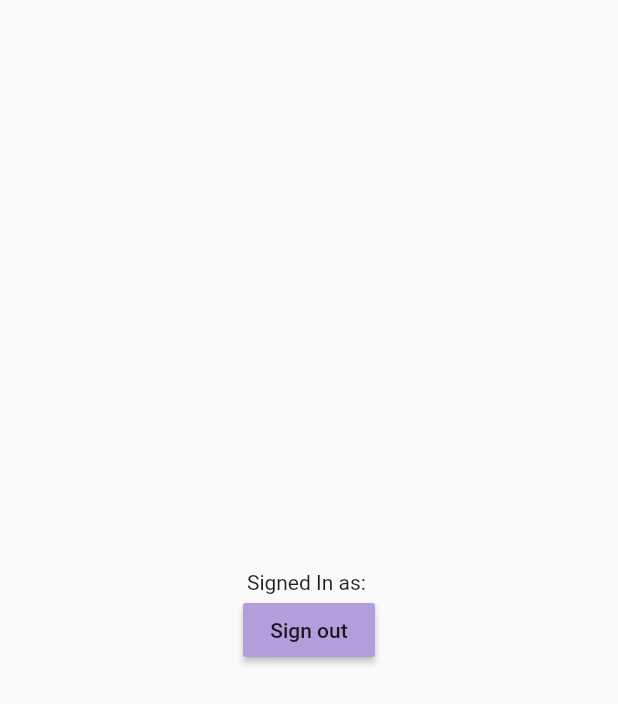
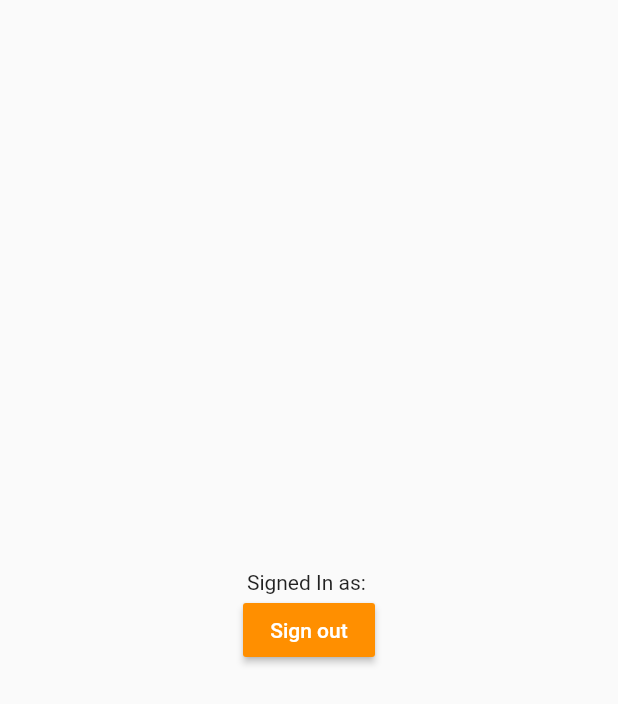
Before and after one commit to bralash/flutter_firebase_auth, a Flutter app: the screen it shows once a user with an empty profile is signed in, after a tap on "Sign out", on a phone screen of 412 x 824 dp. Shown: the top 704 px of the screen. Run offline on Flutter 3.47's test engine with Material 2 defaults, Android fonts, the phone set to English and light mode, and no system bars; our stand-ins replace cloud_firestore, firebase_auth, firebase_core, google_fonts; accounts and stored records are empty; network calls fail.

Commit message:
Minor color changes

```diff
--- a/lib/pages/home_page.dart
+++ b/lib/pages/home_page.dart
@@ -25,8 +25,13 @@ class _HomePageState extends State<HomePage> {
               onPressed: () {
                 FirebaseAuth.instance.signOut();
               },
-              color: Colors.deepPurple[200],
-              child: Text('Sign out'),
+              color: Colors.amber[800],
+              child: Text(
+                'Sign out',
+                style: TextStyle(
+                  color: Colors.white,
+                ),
+              ),
             ),
           ],
         ),
--- a/lib/pages/login_page.dart
+++ b/lib/pages/login_page.dart
@@ -76,6 +76,8 @@ class _LoginPageState extends State<LoginPage> {
                         borderRadius: BorderRadius.circular(12),
                       ),
                       hintText: 'Email',
+                      fillColor: Colors.grey[200],
+                      filled: true,
                     ),
                   ),
                 ),
@@ -95,6 +97,8 @@ class _LoginPageState extends State<LoginPage> {
                         borderRadius: BorderRadius.circular(12),
                       ),
                       hintText: 'Password',
+                      fillColor: Colors.grey[200],
+                      filled: true,
                     ),
                   ),
                 ),
--- a/lib/pages/register_page.dart
+++ b/lib/pages/register_page.dart
@@ -230,7 +230,7 @@ class _RegisterPageState extends State<RegisterPage> {
                     child: Container(
                       padding: EdgeInsets.all(20),
                       decoration: BoxDecoration(
-                        color: Colors.deepPurple,
+                        color: Colors.amber[800],
                         borderRadius: BorderRadius.circular(12),
                       ),
                       child: Center(
```
